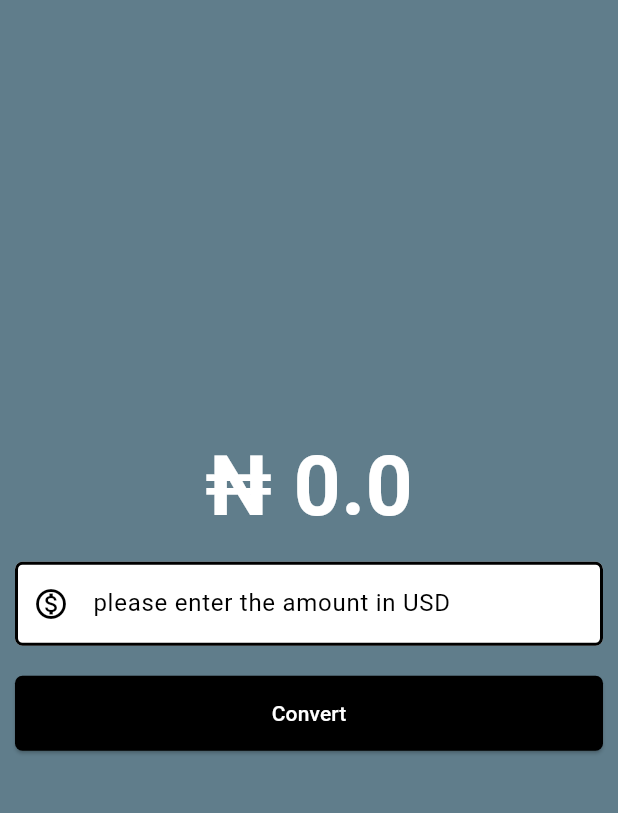
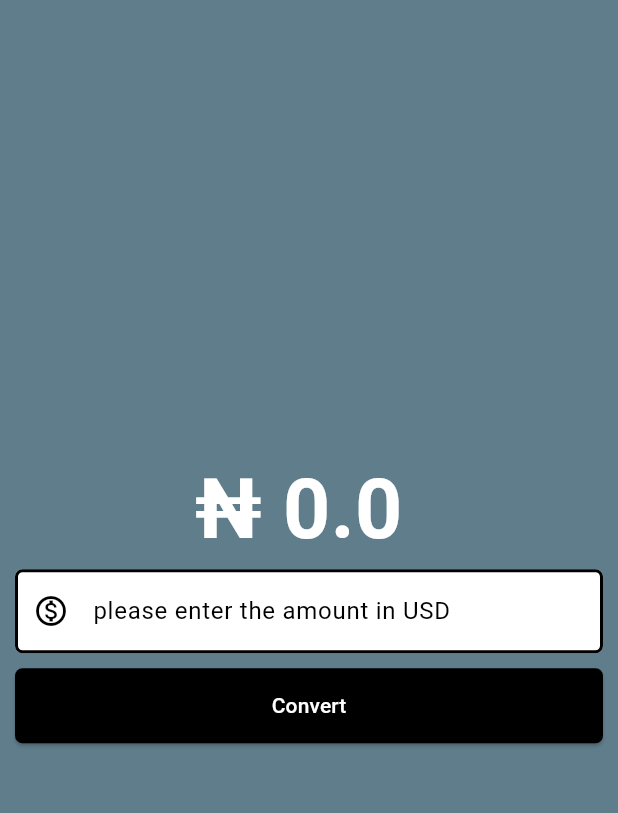
Before and after one commit to vickywagz/currency_converter_app, a Flutter app: the screen it shows after launch, after a tap on "Convert", on a phone screen of 412 x 824 dp, the part 63-876 px from its top. Run offline on Flutter 3.47's test engine with Material 3 defaults, Android fonts, the phone set to English and light mode, and no system bars.

Commit message:
Finished developing my app

```diff
--- a/lib/currency_converter_material_page.dart
+++ b/lib/currency_converter_material_page.dart
@@ -13,9 +13,19 @@ class _CurrencyConverterMaterialPageState
   double result = 0;
   final TextEditingController textEditingController = TextEditingController();
 
+  void convert() {
+    result = double.parse(textEditingController.text) * 1600;
+    setState(() {});
+  }
+
+  @override
+  void dispose() {
+    textEditingController.dispose();
+    super.dispose();
+  }
+
   @override
   Widget build(BuildContext context) {
-    print('rebuilt');
     final border = OutlineInputBorder(
       borderSide: const BorderSide(
         width: 2.0,
@@ -31,20 +41,20 @@ class _CurrencyConverterMaterialPageState
         title: const Text('Currency Converter'),
       ),
       body: Center(
+        child: Padding(
+          padding: const EdgeInsets.all(10),
           child: Column(
             mainAxisAlignment: MainAxisAlignment.center,
             children: [
               Text(
-              '₦ $result',
+                '₦ $result ',
                 style: const TextStyle(
                   fontSize: 55,
                   fontWeight: FontWeight.bold,
                   color: Color.fromARGB(255, 255, 255, 255),
                 ),
               ),
-            Padding(
-              padding: const EdgeInsets.all(10),
-              child: TextField(
+              TextField(
                 controller: textEditingController,
                 style: const TextStyle(
                   color: Colors.black,
@@ -63,16 +73,11 @@ class _CurrencyConverterMaterialPageState
                 ),
                 keyboardType: const TextInputType.numberWithOptions(
                   decimal: true,
-                  )),
                 ),
-            Padding(
-              padding: const EdgeInsets.all(10.0),
-              child: ElevatedButton(
-                onPressed: () {
-                  setState(() {
-                    result = double.parse(textEditingController.text) * 1600;
-                  });
-                },
+              ),
+              const SizedBox(height: 10),
+              ElevatedButton(
+                onPressed: convert,
                 style: TextButton.styleFrom(
                     backgroundColor: Colors.black,
                     foregroundColor: Colors.white,
@@ -82,8 +87,8 @@ class _CurrencyConverterMaterialPageState
                     )),
                 child: const Text('Convert'),
               ),
+            ],
           ),
-          ],
         ),
       ),
     );
--- a/lib/main.dart
+++ b/lib/main.dart
@@ -10,13 +10,8 @@ class MyApp extends StatelessWidget {
 
   @override
   Widget build(BuildContext context) {
-    return MaterialApp(
-      title: 'Flutter Demo',
-      theme: ThemeData(
-        colorScheme: ColorScheme.fromSeed(seedColor: Colors.deepPurple),
-        useMaterial3: true,
-      ),
-      home: const CurrencyConverterMaterialPage(),
+    return const MaterialApp(
+      home: CurrencyConverterMaterialPage(),
     );
   }
 }
```
Lines whose indentation alone changed are shown as unchanged.
